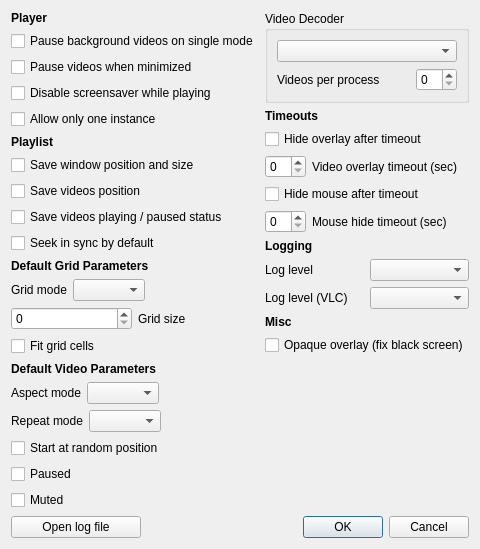
The window that resources/ui/settings_dialog.ui (vzhd1701/gridplayer) describes before a commit, drawn with Qt 5.
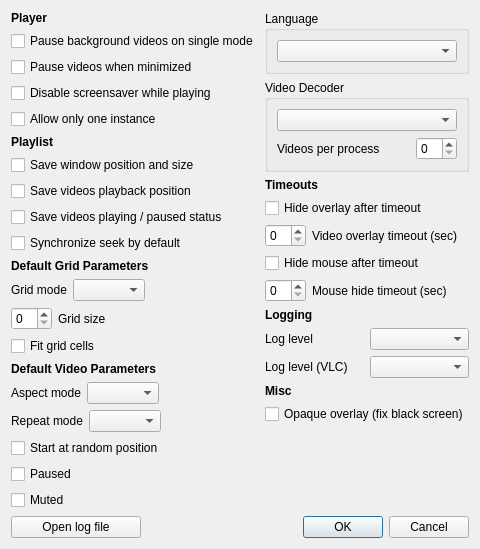
The same window after the commit.

What changed in the file:
```diff
--- a/resources/ui/settings_dialog.ui
+++ b/resources/ui/settings_dialog.ui
@@ -91,7 +91,7 @@
          <item>
           <widget class="QCheckBox" name="playlistSavePosition">
            <property name="text">
-            <string>Save videos position</string>
+            <string>Save videos playback position</string>
            </property>
           </widget>
          </item>
@@ -105,7 +105,7 @@
          <item>
           <widget class="QCheckBox" name="playlistSeekSync">
            <property name="text">
-            <string>Seek in sync by default</string>
+            <string>Synchronize seek by default</string>
            </property>
           </widget>
          </item>
@@ -154,7 +154,7 @@
           </layout>
          </item>
          <item>
-          <layout class="QHBoxLayout" name="lay_gridSize" stretch="0,0">
+          <layout class="QHBoxLayout" name="lay_gridSize" stretch="0,0,0">
            <item>
             <widget class="QSpinBox" name="gridSize"/>
            </item>
@@ -165,6 +165,19 @@
              </property>
             </widget>
            </item>
+           <item>
+            <spacer name="horizontalSpacer_4">
+             <property name="orientation">
+              <enum>Qt::Horizontal</enum>
+             </property>
+             <property name="sizeHint" stdset="0">
+              <size>
+               <width>40</width>
+               <height>20</height>
+              </size>
+             </property>
+            </spacer>
+           </item>
           </layout>
          </item>
          <item>
@@ -284,7 +297,19 @@
       </layout>
      </item>
      <item>
-      <layout class="QVBoxLayout" name="lay_right_column" stretch="0,0,0,0,0,0,0">
+      <layout class="QVBoxLayout" name="lay_right_column" stretch="0,0,0,0,0,0,0,0">
+       <item>
+        <widget class="QGroupBox" name="languageBox">
+         <property name="title">
+          <string>Language</string>
+         </property>
+         <layout class="QVBoxLayout" name="verticalLayout">
+          <item>
+           <widget class="QComboBox" name="language"/>
+          </item>
+         </layout>
+        </widget>
+       </item>
        <item>
         <widget class="QGroupBox" name="playerVideoDriverBox">
          <property name="title">
```
